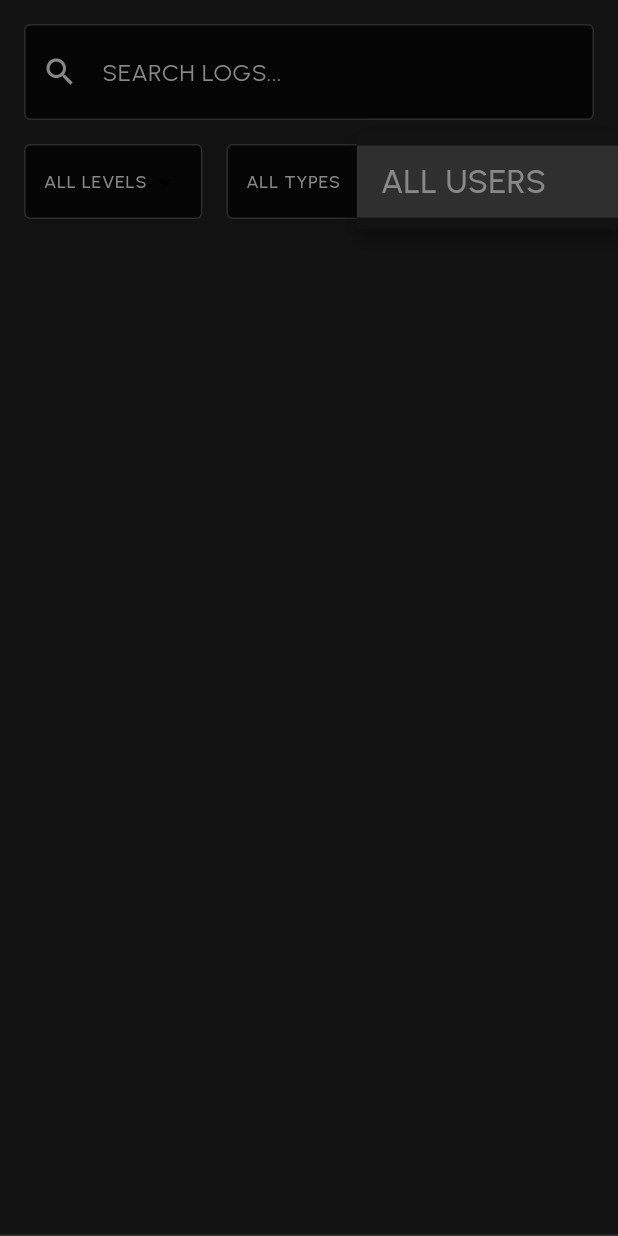
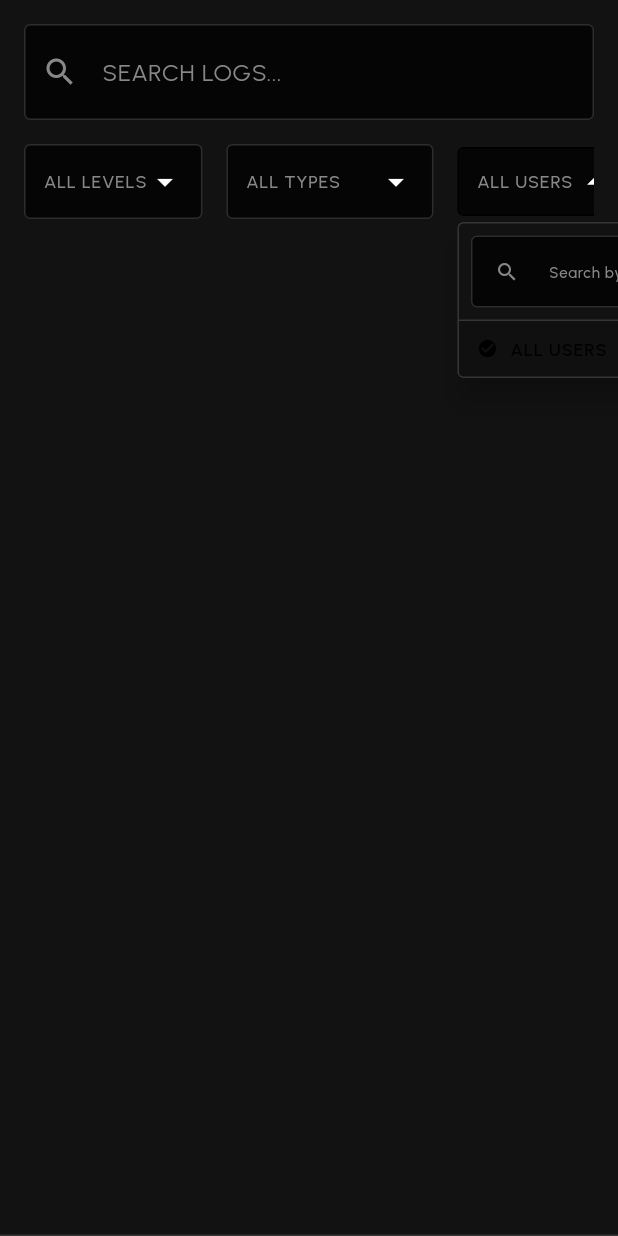
Before and after one commit to ThatSaxyDev/telling, a Flutter app: the LogFilterBar widget shown alone on an empty page, opened directly, after a tap on "ALL USERS", on a phone screen of 412 x 824 dp. Run offline on Flutter 3.47's test engine with Material 3 defaults, Android fonts, the phone set to English and light mode, and no system bars; our stand-ins replace device_info_plus, flutter_riverpod, freezed_annotation, go_router, package_info_plus, responsive_framework and 1 more; accounts and stored records are empty; network calls fail.

Commit message:
feat: Add user-based log filtering with new backend API endpoint and frontend dropdown.

```diff
--- a/lib/features/logs/widgets/log_filter_bar.dart
+++ b/lib/features/logs/widgets/log_filter_bar.dart
@@ -6,6 +6,7 @@ import '../../../core/providers/logs_provider.dart';
 import '../../../core/repositories/logs_repository.dart';
 import '../../../core/theme/app_colors.dart';
 import '../../../core/theme/app_text_styles.dart';
+import '../../../shared/widgets/searchable_user_dropdown.dart';
 
 class LogFilterBar extends ConsumerStatefulWidget {
   const LogFilterBar({super.key});
@@ -123,8 +124,8 @@ class _LogFilterBarState extends ConsumerState<LogFilterBar> {
                 ),
                 const SizedBox(width: 16),
                 // User Filter
-                _buildUserDropdown(
-                  value: _selectedUserId,
+                SearchableUserDropdown(
+                  selectedUserId: _selectedUserId,
                   users: _users,
                   onChanged: (userId) {
                     setState(() {
@@ -173,7 +174,7 @@ class _LogFilterBarState extends ConsumerState<LogFilterBar> {
             style: AppTextStyles.labelSmall.copyWith(color: AppColors.slate),
           ),
           dropdownColor: AppColors.surfaceDark,
-          icon: const Icon(Icons.arrow_drop_down, color: AppColors.primary),
+          icon: const Icon(Icons.arrow_drop_down, color: AppColors.secondary),
           items: [
             DropdownMenuItem<T>(
               value: null,
@@ -195,51 +196,4 @@ class _LogFilterBarState extends ConsumerState<LogFilterBar> {
       ),
     );
   }
-
-  Widget _buildUserDropdown({
-    required String? value,
-    required List<Map<String, dynamic>> users,
-    required Function(String?) onChanged,
-  }) {
-    return Container(
-      padding: const EdgeInsets.symmetric(horizontal: 12),
-      decoration: BoxDecoration(
-        color: AppColors.backgroundDark,
-        border: Border.all(color: AppColors.slate.withOpacity(0.3)),
-        borderRadius: BorderRadius.circular(4),
-      ),
-      child: DropdownButtonHideUnderline(
-        child: DropdownButton<String>(
-          value: value,
-          hint: Text(
-            'ALL USERS',
-            style: AppTextStyles.labelSmall.copyWith(color: AppColors.slate),
-          ),
-          dropdownColor: AppColors.surfaceDark,
-          icon: const Icon(Icons.arrow_drop_down, color: AppColors.primary),
-          items: [
-            const DropdownMenuItem<String>(
-              value: null,
-              child: Text(
-                'ALL USERS',
-                style: TextStyle(color: AppColors.slate),
-              ),
-            ),
-            ...users.map(
-              (user) => DropdownMenuItem<String>(
-                value: user['userId'] as String?,
-                child: Text(
-                  user['userName'] as String? ??
-                      user['userId'] as String? ??
-                      'Unknown',
-                  style: const TextStyle(color: AppColors.white),
-                ),
-              ),
-            ),
-          ],
-          onChanged: onChanged,
-        ),
-      ),
-    );
-  }
 }
--- /dev/null
+++ b/lib/shared/widgets/searchable_user_dropdown.dart
@@ -0,0 +1,237 @@
+import 'package:flutter/material.dart';
+import '../../../core/theme/app_colors.dart';
+import '../../../core/theme/app_text_styles.dart';
+
+class SearchableUserDropdown extends StatefulWidget {
+  final String? selectedUserId;
+  final List<Map<String, dynamic>> users;
+  final Function(String?) onChanged;
+
+  const SearchableUserDropdown({
+    super.key,
+    this.selectedUserId,
+    required this.users,
+    required this.onChanged,
+  });
+
+  @override
+  State<SearchableUserDropdown> createState() => _SearchableUserDropdownState();
+}
+
+class _SearchableUserDropdownState extends State<SearchableUserDropdown> {
+  final TextEditingController _searchController = TextEditingController();
+  final LayerLink _layerLink = LayerLink();
+  OverlayEntry? _overlayEntry;
+  bool _isOpen = false;
+
+  @override
+  void dispose() {
+    _searchController.dispose();
+    _removeOverlay();
+    super.dispose();
+  }
+
+  void _removeOverlay() {
+    _overlayEntry?.remove();
+    _overlayEntry = null;
+    setState(() {
+      _isOpen = false;
+    });
+  }
+
+  void _toggleDropdown() {
+    if (_isOpen) {
+      _removeOverlay();
+    } else {
+      _showOverlay();
+    }
+  }
+
+  void _showOverlay() {
+    final renderBox = context.findRenderObject() as RenderBox?;
+    final size = renderBox?.size ?? Size.zero;
+
+    _overlayEntry = OverlayEntry(
+      builder: (context) => GestureDetector(
+        onTap: _removeOverlay,
+        behavior: HitTestBehavior.opaque,
+        child: Stack(
+          children: [
+            Positioned(
+              left: renderBox!.localToGlobal(Offset.zero).dx,
+              top: renderBox.localToGlobal(Offset.zero).dy + size.height + 4,
+              width: 280,
+              child: Material(
+                elevation: 8,
+                color: Colors.transparent,
+                child: Container(
+                  constraints: const BoxConstraints(maxHeight: 320),
+                  decoration: BoxDecoration(
+                    color: AppColors.surfaceDark,
+                    border: Border.all(color: AppColors.slate.withOpacity(0.3)),
+                    borderRadius: BorderRadius.circular(4),
+                  ),
+                  child: Column(
+                    mainAxisSize: MainAxisSize.min,
+                    children: [
+                      // Search field
+                      Padding(
+                        padding: const EdgeInsets.all(8),
+                        child: TextField(
+                          controller: _searchController,
+                          autofocus: true,
+                          onChanged: (value) => setState(() {}),
+                          style: AppTextStyles.labelSmall.copyWith(color: AppColors.white),
+                          decoration: InputDecoration(
+                            hintText: 'Search by name or ID...',
+                            hintStyle: AppTextStyles.labelSmall.copyWith(
+                              color: AppColors.slate,
+                              fontSize: 10,
+                            ),
+                            prefixIcon: const Icon(Icons.search, color: AppColors.slate, size: 16),
+                            isDense: true,
+                            contentPadding: const EdgeInsets.symmetric(vertical: 8),
+                            filled: true,
+                            fillColor: AppColors.backgroundDark,
+                            border: OutlineInputBorder(
+                              borderRadius: BorderRadius.circular(4),
+                              borderSide: BorderSide(color: AppColors.slate.withOpacity(0.3)),
+                            ),
+                            enabledBorder: OutlineInputBorder(
+                              borderRadius: BorderRadius.circular(4),
+                              borderSide: BorderSide(color: AppColors.slate.withOpacity(0.3)),
+                            ),
+                            focusedBorder: OutlineInputBorder(
+                              borderRadius: BorderRadius.circular(4),
+                              borderSide: const BorderSide(color: AppColors.primary),
+                            ),
+                          ),
+                        ),
+                      ),
+
+                      Divider(color: AppColors.slate.withOpacity(0.3), height: 1),
+
+                      // User list
+                      Flexible(
+                        child: ListView(
+                          shrinkWrap: true,
+                          padding: EdgeInsets.zero,
+                          children: [
+                            _buildUserOption(null, 'ALL USERS'),
+                            ..._getFilteredUsers().map((user) {
+                              final userId = user['userId'] as String?;
+                              final userName = user['userName'] as String? ?? userId ?? 'Unknown';
+                              return _buildUserOption(userId, userName);
+                            }),
+                          ],
+                        ),
+                      ),
+                    ],
+                  ),
+                ),
+              ),
+            ),
+          ],
+        ),
+      ),
+    );
+
+    Overlay.of(context).insert(_overlayEntry!);
+    setState(() {
+      _isOpen = true;
+    });
+  }
+
+  List<Map<String, dynamic>> _getFilteredUsers() {
+    final query = _searchController.text.toLowerCase();
+    if (query.isEmpty) return widget.users;
+
+    return widget.users.where((user) {
+      final userId = (user['userId'] as String? ?? '').toLowerCase();
+      final userName = (user['userName'] as String? ?? '').toLowerCase();
+      return userId.contains(query) || userName.contains(query);
+    }).toList();
+  }
+
+  Widget _buildUserOption(String? userId, String label) {
+    final isSelected = widget.selectedUserId == userId;
+
+    return InkWell(
+      onTap: () {
+        widget.onChanged(userId);
+        _searchController.clear();
+        _removeOverlay();
+      },
+      child: Container(
+        padding: const EdgeInsets.symmetric(horizontal: 12, vertical: 10),
+        color: isSelected ? AppColors.primary.withOpacity(0.1) : null,
+        child: Row(
+          children: [
+            if (isSelected)
+              const Icon(Icons.check_circle, color: AppColors.primary, size: 14),
+            if (isSelected) const SizedBox(width: 8),
+            Expanded(
+              child: Text(
+                label,
+                style: AppTextStyles.labelSmall.copyWith(
+                  color: isSelected ? AppColors.primary : AppColors.white,
+                  fontWeight: isSelected ? FontWeight.w600 : FontWeight.normal,
+                ),
+              ),
+            ),
+          ],
+        ),
+      ),
+    );
+  }
+
+  String _getDisplayText() {
+    if (widget.selectedUserId == null) return 'ALL USERS';
+
+    final user = widget.users.firstWhere(
+      (u) => u['userId'] == widget.selectedUserId,
+      orElse: () => {},
+    );
+
+    return user['userName'] as String? ?? user['userId'] as String? ?? 'UNKNOWN';
+  }
+
+  @override
+  Widget build(BuildContext context) {
+    return CompositedTransformTarget(
+      link: _layerLink,
+      child: InkWell(
+        onTap: _toggleDropdown,
+        child: Container(
+          padding: const EdgeInsets.symmetric(horizontal: 12, vertical: 12),
+          decoration: BoxDecoration(
+            color: AppColors.backgroundDark,
+            border: Border.all(
+              color: _isOpen
+                  ? AppColors.primary
+                  : AppColors.slate.withOpacity(0.3),
+            ),
+            borderRadius: BorderRadius.circular(4),
+          ),
+          child: Row(
+            mainAxisSize: MainAxisSize.min,
+            children: [
+              Text(
+                _getDisplayText(),
+                style: AppTextStyles.labelSmall.copyWith(
+                  color: widget.selectedUserId == null ? AppColors.slate : AppColors.white,
+                ),
+              ),
+              const SizedBox(width: 4),
+              Icon(
+                _isOpen ? Icons.arrow_drop_up : Icons.arrow_drop_down,
+                color: AppColors.secondary,
+                size: 20,
+              ),
+            ],
+          ),
+        ),
+      ),
+    );
+  }
+}
```
